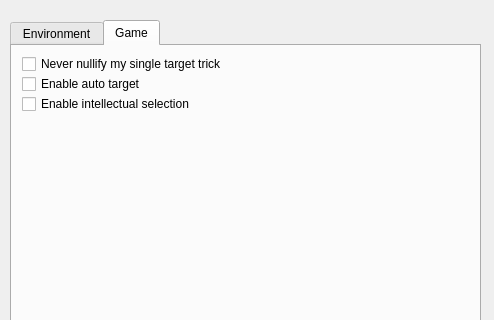
Qt form src/dialog/configdialog.ui (Paracel/QSanguosha-Para) before a commit; both pictures show x 0 to 494 and y 0 to 320 of the 494 by 534 pixel window.
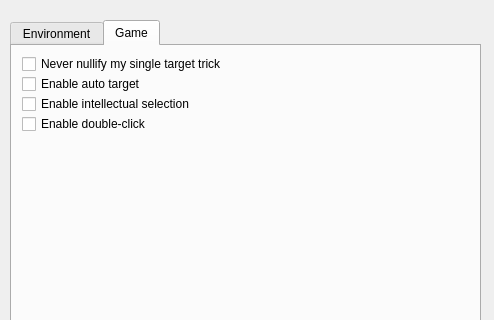
The same form after that commit. The open tabs and pages were chosen to show the change.

Commit message: add a Config option to enable double-click feature

The edit to the form file:
```diff
--- a/src/dialog/configdialog.ui
+++ b/src/dialog/configdialog.ui
@@ -511,6 +511,25 @@
       <bool>false</bool>
      </property>
     </widget>
+    <widget class="QCheckBox" name="doubleClickCheckBox">
+     <property name="enabled">
+      <bool>true</bool>
+     </property>
+     <property name="geometry">
+      <rect>
+       <x>10</x>
+       <y>70</y>
+       <width>241</width>
+       <height>16</height>
+      </rect>
+     </property>
+     <property name="text">
+      <string>Enable double-click</string>
+     </property>
+     <property name="checked">
+      <bool>false</bool>
+     </property>
+    </widget>
    </widget>
   </widget>
   <widget class="QDialogButtonBox" name="buttonBox">
```
Left out of the diff: 4 changed lines with no effect on the pictures. The commit also changes 6 other files.
